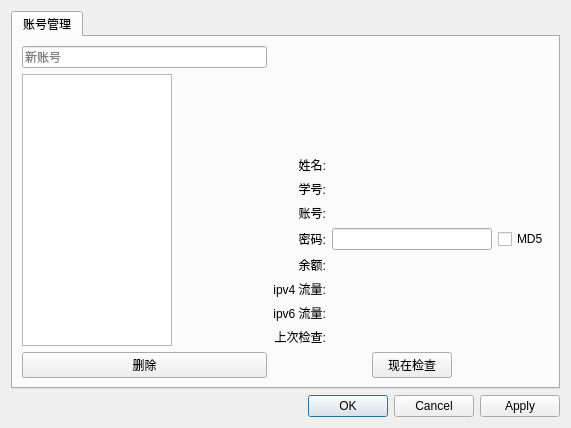
Above: src/settings.ui from ClumsyLee/net.tsinghua before the change. Below: the same form after it.
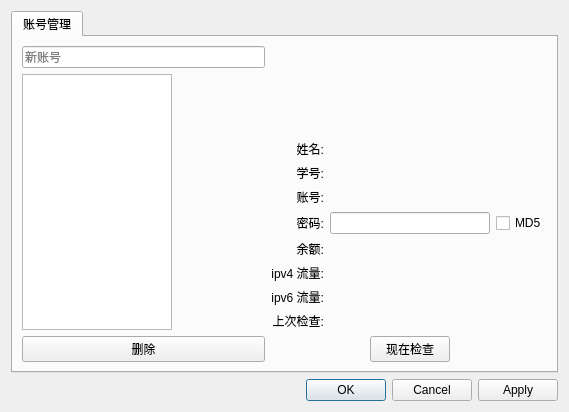
That is the form after the change. Custom widgets are drawn as their Qt base class.

Commit message: Use dialog as the settings window

```diff
--- a/src/settings.ui
+++ b/src/settings.ui
@@ -1,13 +1,13 @@
 <?xml version="1.0" encoding="UTF-8"?>
 <ui version="4.0">
  <class>Settings</class>
- <widget class="QWidget" name="Settings">
+ <widget class="QDialog" name="Settings">
   <property name="geometry">
    <rect>
     <x>0</x>
     <y>0</y>
-    <width>571</width>
-    <height>428</height>
+    <width>569</width>
+    <height>412</height>
    </rect>
   </property>
   <property name="windowTitle">
@@ -16,10 +16,16 @@
   <layout class="QVBoxLayout" name="verticalLayout">
    <item>
     <widget class="QTabWidget" name="tabWidget">
+     <property name="enabled">
+      <bool>true</bool>
+     </property>
      <property name="currentIndex">
       <number>0</number>
      </property>
      <widget class="QWidget" name="account_tab">
+      <property name="enabled">
+       <bool>true</bool>
+      </property>
       <attribute name="title">
        <string>账号管理</string>
       </attribute>
@@ -59,8 +65,6 @@
         </layout>
        </item>
        <item>
-        <layout class="QVBoxLayout" name="verticalLayout_3">
-         <item>
           <layout class="QGridLayout" name="gridLayout">
            <property name="horizontalSpacing">
             <number>-1</number>
@@ -173,6 +177,9 @@
              <property name="placeholderText">
               <string/>
              </property>
+           <property name="clearButtonEnabled">
+            <bool>false</bool>
+           </property>
             </widget>
            </item>
            <item row="2" column="0">
@@ -211,7 +218,7 @@
            <item row="9" column="1">
             <layout class="QHBoxLayout" name="horizontalLayout_2">
              <item>
-              <spacer name="horizontalSpacer_3">
+            <spacer name="horizontalSpacer">
                <property name="orientation">
                 <enum>Qt::Horizontal</enum>
                </property>
@@ -273,9 +280,15 @@
            </item>
            <item row="4" column="2">
             <widget class="QCheckBox" name="md5_check_box">
+           <property name="enabled">
+            <bool>true</bool>
+           </property>
              <property name="text">
               <string>MD5</string>
              </property>
+           <property name="checkable">
+            <bool>true</bool>
+           </property>
             </widget>
            </item>
            <item row="0" column="1">
@@ -294,37 +307,18 @@
           </layout>
          </item>
         </layout>
-       </item>
-      </layout>
      </widget>
     </widget>
-   </item>
-   <item>
-    <layout class="QHBoxLayout" name="horizontalLayout_3">
-     <item>
-      <spacer name="horizontalSpacer">
-       <property name="orientation">
-        <enum>Qt::Horizontal</enum>
-       </property>
-       <property name="sizeHint" stdset="0">
-        <size>
-         <width>40</width>
-         <height>20</height>
-        </size>
-       </property>
-      </spacer>
      </item>
      <item>
       <widget class="QDialogButtonBox" name="buttonBox">
+     <property name="orientation">
+      <enum>Qt::Horizontal</enum>
+     </property>
        <property name="standardButtons">
         <set>QDialogButtonBox::Apply|QDialogButtonBox::Cancel|QDialogButtonBox::Ok</set>
        </property>
-       <property name="centerButtons">
-        <bool>false</bool>
-       </property>
-      </widget>
-     </item>
-    </layout>
+    </widget>
    </item>
   </layout>
  </widget>
```
Left out of the diff: 46 changed lines with no effect on the pictures. Lines whose indentation alone changed are shown as unchanged. The commit also changes 3 other files.
